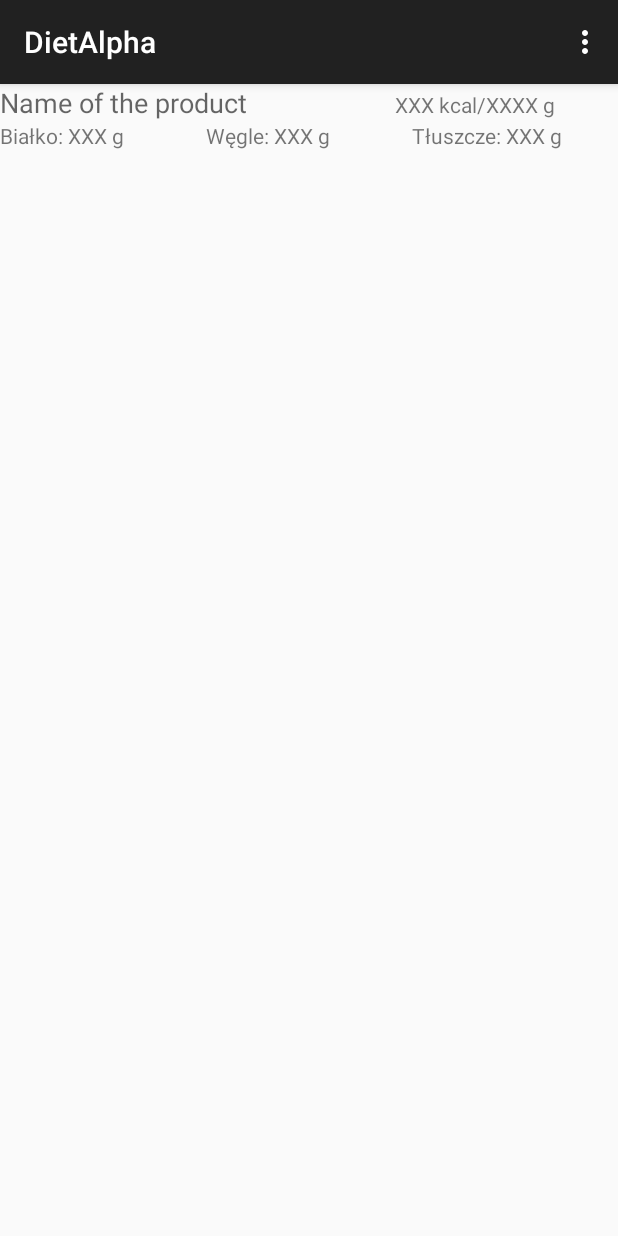
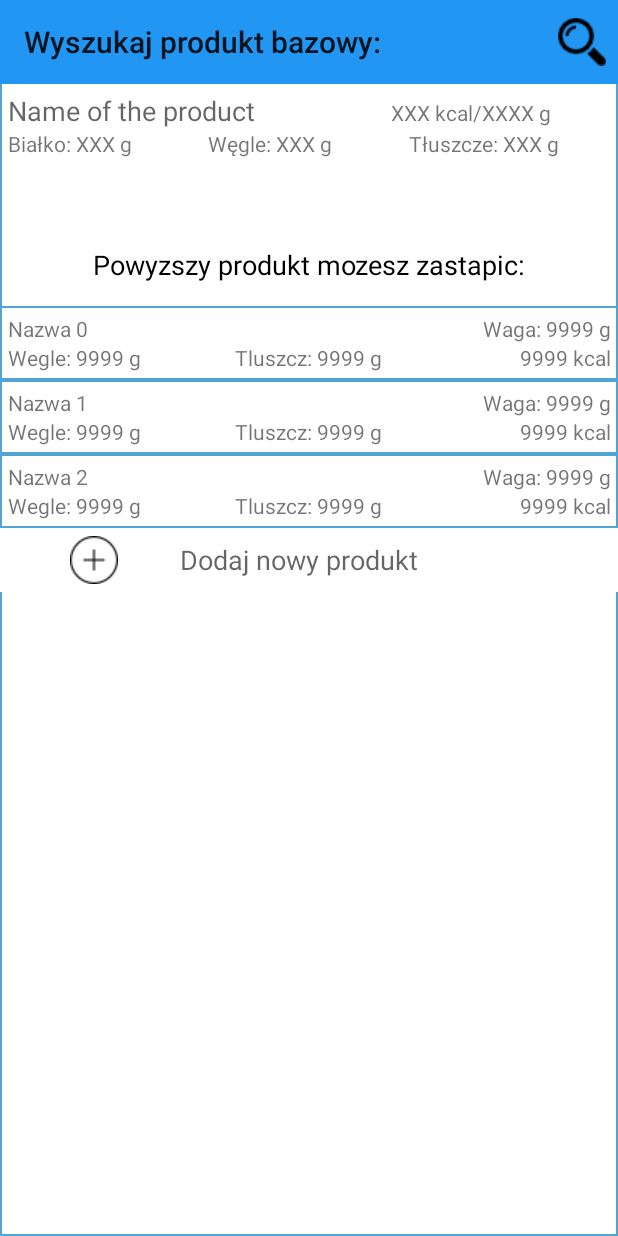
Before and after one commit to DorianOlympia/DietAlpha, an Android app: the screen it shows after launch (MainActivity), on a phone screen of 412 x 824 dp. Run offline under Robolectric (Android 15) with nearby library versions, the phone set to English and light mode, and no system bars.

Commit message:
implemented RecyclerView + basic data structures

```diff
--- a/app/src/main/AndroidManifest.xml
+++ b/app/src/main/AndroidManifest.xml
@@ -8,7 +8,7 @@
         android:label="@string/app_name"
         android:theme="@style/AppTheme" >
         <activity
-            android:name=".MainActivity"
+            android:name=".controller.MainActivity"
             android:label="@string/app_name" >
             <intent-filter>
                 <action android:name="android.intent.action.MAIN" />
--- a/app/src/main/java/com/example/dawid/dietalpha/MyRecyclerAdapter.java
+++ /dev/null
@@ -1,34 +0,0 @@
-package com.example.dawid.dietalpha;
-
-import android.support.v7.widget.RecyclerView;
-import android.view.View;
-import android.view.ViewGroup;
-
-/**
- * Created by Dawid on 2015-09-03.
- */
-public class MyRecyclerAdapter extends RecyclerView.Adapter<MyRecyclerAdapter.ViewHolder> {
-    @Override
-    public ViewHolder onCreateViewHolder(ViewGroup parent, int viewType) {
-        return null;
-    }
-
-    @Override
-    public void onBindViewHolder(ViewHolder holder, int position) {
-
-    }
-
-    @Override
-    public int getItemCount() {
-        return 0;
-    }
-
-    class ViewHolder extends RecyclerView.ViewHolder {
-
-
-
-        public ViewHolder(View itemView) {
-            super(itemView);
-        }
-    }
-}
--- a/app/src/main/java/com/example/dawid/dietalpha/MainActivity.java
+++ b/app/src/main/java/com/example/dawid/dietalpha/controller/MainActivity.java
@@ -1,17 +1,25 @@
-package com.example.dawid.dietalpha;
+package com.example.dawid.dietalpha.controller;
 
-import android.support.v7.app.ActionBarActivity;
 import android.os.Bundle;
 import android.support.v7.app.AppCompatActivity;
 import android.support.v7.widget.LinearLayoutManager;
 import android.support.v7.widget.RecyclerView;
+import android.support.v7.widget.Toolbar;
 import android.view.Menu;
 import android.view.MenuItem;
+import android.widget.Toast;
+
+import com.example.dawid.dietalpha.R;
+import com.example.dawid.dietalpha.model.ItemData;
+
+import java.util.ArrayList;
+import java.util.List;
 
 
 public class MainActivity extends AppCompatActivity {
 
     private RecyclerView mRecyclerView;
+    private Toolbar tbr;
 
     @Override
     protected void onCreate(Bundle savedInstanceState) {
@@ -20,7 +28,16 @@ public class MainActivity extends AppCompatActivity {
         mRecyclerView = (RecyclerView)findViewById(R.id.productRecycler);
         mRecyclerView.setHasFixedSize(true);
         mRecyclerView.setLayoutManager(new LinearLayoutManager(this));
-        mRecyclerView.setAdapter(new MyRecyclerAdapter());
+        ArrayList<ItemData> data = new ArrayList<>();
+        for(int i = 0; i < 3; ++i){
+            data.add(new ItemData("Nazwa " + i, "Waga: 9999 g", "Wegle: 9999 g", "Tluszcz: 9999 g", "9999 kcal"));
+        }
+        mRecyclerView.setAdapter(new MyRecyclerAdapter(data,this));
+
+        //TOOLBAR
+        tbr = (Toolbar)findViewById(R.id.toolbar);
+        tbr.setTitle("Wyszukaj produkt bazowy: ");
+        setSupportActionBar(tbr);
     }
 
     @Override
@@ -33,8 +50,8 @@ public class MainActivity extends AppCompatActivity {
     public boolean onOptionsItemSelected(MenuItem item) {
         int id = item.getItemId();
 
-        if (id == R.id.action_settings) {
-            return true;
+        if (id == R.id.action_search) {
+            Toast.makeText(this, "Kliknieto opcje wyszukaj produkt", Toast.LENGTH_SHORT);
         }
 
         return super.onOptionsItemSelected(item);
--- /dev/null
+++ b/app/src/main/java/com/example/dawid/dietalpha/controller/MyRecyclerAdapter.java
@@ -0,0 +1,119 @@
+package com.example.dawid.dietalpha.controller;
+
+import android.content.Context;
+import android.graphics.Bitmap;
+import android.graphics.BitmapFactory;
+import android.support.v7.widget.RecyclerView;
+import android.util.Log;
+import android.view.LayoutInflater;
+import android.view.View;
+import android.view.ViewGroup;
+import android.widget.ImageButton;
+import android.widget.TextView;
+
+import com.example.dawid.dietalpha.R;
+import com.example.dawid.dietalpha.model.ItemData;
+
+import org.w3c.dom.Text;
+
+import java.util.List;
+
+/**
+ * Created by Dawid on 2015-09-03.
+ */
+public class MyRecyclerAdapter extends RecyclerView.Adapter<MyRecyclerAdapter.ViewHolder> {
+    private List<ItemData> mData;
+    private LayoutInflater inflater;
+    private Context ctx;
+    private final int VIEW_FOOTER = 0;
+    private final int VIEW_ITEM = 1;
+
+    public MyRecyclerAdapter(List<ItemData> data, Context c){
+        mData = data;
+        ctx = c;
+        inflater = LayoutInflater.from(ctx);
+    }
+
+    @Override
+    public int getItemViewType(int position) {
+        return (position == mData.size())? VIEW_FOOTER : VIEW_ITEM;
+    }
+
+    @Override
+    public ViewHolder onCreateViewHolder(ViewGroup parent, int viewType) {
+        ViewHolder res = null;
+        if(viewType == VIEW_ITEM){
+            View r = inflater.inflate(R.layout.list_item, parent, false);
+            res = new ViewHolder(r, VIEW_ITEM);
+        }
+        else{
+            Log.d("TAG", "FOOTER CREATED");
+            View r = inflater.inflate(R.layout.list_footer, parent, false);
+            res = new ViewHolder(r, VIEW_FOOTER);
+        }
+        return res;
+    }
+
+    @Override
+    public void onBindViewHolder(ViewHolder holder, int position) {
+        if(position < mData.size()) {
+            ItemData tmp = mData.get(position);
+            Log.d("TAG", tmp.getName());
+            holder.setName(tmp.getName());
+            holder.setCarbo(tmp.getCarbo());
+            holder.setFat(tmp.getFat());
+            holder.setWeigth(tmp.getWeigth());
+            holder.setCal(tmp.getCal());
+        }
+    }
+
+    @Override
+    public int getItemCount() {
+        return mData.size() + 1;
+    }
+
+
+    class ViewHolder extends RecyclerView.ViewHolder {
+        private TextView name;
+        private TextView weigth;
+        private TextView carbo;
+        private TextView fat;
+        private TextView cal;
+
+        //footer
+        private ImageButton ibAdd;
+
+        public ViewHolder(View itemView, int viewType) {
+            super(itemView);
+            if (viewType == 1) {
+                name = (TextView) itemView.findViewById(R.id.tvName);
+                weigth = (TextView) itemView.findViewById(R.id.tvWeigth);
+                carbo = (TextView) itemView.findViewById(R.id.tvCarbo);
+                fat = (TextView) itemView.findViewById(R.id.tvFat);
+                cal = (TextView) itemView.findViewById(R.id.tvCal);
+            } else {
+                ibAdd = (ImageButton) itemView.findViewById(R.id.ibAdd);
+            }
+        }
+
+        public void setCal(String c){
+            if(cal != null)cal.setText(c);
+        }
+
+        public void setName(String name) {
+            if(this.name != null)this.name.setText(name);
+        }
+
+        public void setFat(String fat) {
+            if(this.fat != null)this.fat.setText(fat);
+        }
+
+        public void setWeigth(String weigth) {
+            if(this.weigth != null)this.weigth.setText(weigth);
+        }
+
+        public void setCarbo(String carbo) {
+            if(this.carbo != null)this.carbo.setText(carbo);
+        }
+    }
+}
--- /dev/null
+++ b/app/src/main/java/com/example/dawid/dietalpha/model/ItemData.java
@@ -0,0 +1,60 @@
+package com.example.dawid.dietalpha.model;
+
+/**
+ * Created by Dawid on 2015-09-04.
+ */
+public class ItemData {
+    private String name;
+    private String weigth;
+    private String carbo;
+    private String fat;
+    private String cal;
+
+    public ItemData(String name, String weigth, String carbo, String fat, String cal) {
+        this.name = name;
+        this.weigth = weigth;
+        this.carbo = carbo;
+        this.fat = fat;
+        this.cal = cal;
+    }
+
+    public String getCal() {
+        return cal;
+    }
+
+    public void setCal(String cal) {
+        this.cal = cal;
+    }
+
+    public String getName() {
+        return name;
+    }
+
+    public void setName(String name) {
+        this.name = name;
+    }
+
+    public String getWeigth() {
+        return weigth;
+    }
+
+    public void setWeigth(String weigth) {
+        this.weigth = weigth;
+    }
+
+    public String getCarbo() {
+        return carbo;
+    }
+
+    public void setCarbo(String carbo) {
+        this.carbo = carbo;
+    }
+
+    public String getFat() {
+        return fat;
+    }
+
+    public void setFat(String fat) {
+        this.fat = fat;
+    }
+}
--- /dev/null
+++ b/app/src/main/res/drawable/back.xml
@@ -0,0 +1,4 @@
+<shape xmlns:android="http://schemas.android.com/apk/res/android" android:shape="rectangle" >
+    <solid android:color="#ffffff" />
+    <stroke android:width="1dip" android:color="#4fa5d5"/>
+</shape>
--- a/app/src/main/res/layout/activity_main.xml
+++ b/app/src/main/res/layout/activity_main.xml
@@ -1,13 +1,22 @@
 <LinearLayout xmlns:android="http://schemas.android.com/apk/res/android"
     xmlns:tools="http://schemas.android.com/tools" android:layout_width="match_parent"
     android:layout_height="match_parent" tools:context=".MainActivity"
-    android:orientation="vertical">
+    android:orientation="vertical"
+    android:background="@drawable/back">
+
+
+    <include
+        android:layout_width="fill_parent"
+        android:layout_height="wrap_content"
+        layout="@layout/main_toolbar"
+        android:id="@+id/toolbar" />
 
     <LinearLayout
         android:orientation="vertical"
         android:layout_width="match_parent"
         android:layout_height="wrap_content"
-        android:layout_weight="1">
+        android:layout_weight="1"
+        android:padding="5dp">
 
         <LinearLayout
             android:orientation="horizontal"
@@ -65,11 +74,22 @@
 
     </LinearLayout>
 
+    <TextView
+        android:layout_width="match_parent"
+        android:layout_height="0dp"
+        android:textAppearance="?android:attr/textAppearanceMedium"
+        android:textColor="#000000"
+        android:text="Powyzszy produkt mozesz zastapic:"
+        android:id="@+id/textView"
+        android:layout_weight="1"
+        android:gravity="center"
+        android:layout_marginBottom="5dp" />
+
     <android.support.v7.widget.RecyclerView
         android:id="@+id/productRecycler"
         android:layout_width="match_parent"
         android:layout_height="0dp"
-        android:layout_weight="9">
+        android:layout_weight="14">
 
     </android.support.v7.widget.RecyclerView>
 
--- /dev/null
+++ b/app/src/main/res/layout/list_footer.xml
@@ -0,0 +1,34 @@
+<?xml version="1.0" encoding="utf-8"?>
+<LinearLayout xmlns:android="http://schemas.android.com/apk/res/android"
+    android:id="@+id/list_footer"
+    android:layout_width="match_parent"
+    android:layout_height="wrap_content"
+    android:orientation="vertical">
+
+    <LinearLayout
+        android:orientation="horizontal"
+        android:layout_width="match_parent"
+        android:layout_height="match_parent"
+        android:gravity="center_vertical"
+        android:background="@color/footer_color"
+        android:padding="5dp">
+
+        <ImageButton
+            android:id="@+id/ibAdd"
+            android:layout_width="0dp"
+            android:layout_height="wrap_content"
+            android:layout_gravity="center_horizontal"
+            android:background="@android:color/transparent"
+            android:src="@drawable/add121"
+            android:layout_weight="2" />
+
+        <TextView
+            android:layout_width="0dp"
+            android:layout_height="wrap_content"
+            android:textAppearance="?android:attr/textAppearanceMedium"
+            android:text="Dodaj nowy produkt"
+            android:id="@+id/textView2"
+            android:layout_weight="5"
+            android:gravity="left" />
+    </LinearLayout>
+</LinearLayout>
--- a/app/src/main/res/layout/list_item.xml
+++ b/app/src/main/res/layout/list_item.xml
@@ -1,13 +1,14 @@
 <?xml version="1.0" encoding="utf-8"?>
 <LinearLayout xmlns:android="http://schemas.android.com/apk/res/android"
-    android:orientation="vertical" android:layout_width="match_parent"
-    android:layout_height="match_parent">
+    android:orientation="vertical" android:layout_width="fill_parent"
+    android:layout_height="wrap_content">
 
     <LinearLayout
         android:orientation="vertical"
         android:layout_width="match_parent"
         android:layout_height="wrap_content"
-        android:padding="3dp">
+        android:padding="5dp"
+        android:background="@drawable/back">
 
         <LinearLayout
             android:orientation="horizontal"
@@ -17,18 +18,17 @@
             <TextView
                 android:layout_width="0dp"
                 android:layout_height="wrap_content"
-                android:textAppearance="?android:attr/textAppearanceMedium"
                 android:text="NAME OF FOOD"
-                android:id="@+id/textView"
+                android:id="@+id/tvName"
                 android:layout_weight="2" />
 
             <TextView
                 android:layout_width="0dp"
                 android:layout_height="wrap_content"
-                android:textAppearance="?android:attr/textAppearanceMedium"
                 android:text="XXXX gram"
-                android:id="@+id/textView2"
-                android:layout_weight="1" />
+                android:id="@+id/tvWeigth"
+                android:layout_weight="1"
+                android:gravity="right" />
 
         </LinearLayout>
 
@@ -41,23 +41,25 @@
                 android:layout_width="0dp"
                 android:layout_height="wrap_content"
                 android:text="Węgle: XXXXX"
-                android:id="@+id/textView4"
-                android:layout_weight="1" />
+                android:id="@+id/tvCarbo"
+                android:layout_weight="1"
+                android:gravity="left" />
 
             <TextView
                 android:layout_width="0dp"
                 android:layout_height="wrap_content"
                 android:text="Tłuszcze: XXXXX"
-                android:id="@+id/textView5"
-                android:layout_weight="1" />
+                android:id="@+id/tvFat"
+                android:layout_weight="1"
+                android:gravity="center" />
 
             <TextView
                 android:layout_width="0dp"
                 android:layout_height="wrap_content"
-                android:textAppearance="?android:attr/textAppearanceMedium"
                 android:text="XXXX kcal"
-                android:id="@+id/textView3"
-                android:layout_weight="1" />
+                android:id="@+id/tvCal"
+                android:layout_weight="1"
+                android:gravity="right" />
         </LinearLayout>
     </LinearLayout>
 
--- /dev/null
+++ b/app/src/main/res/layout/main_toolbar.xml
@@ -0,0 +1,8 @@
+<android.support.v7.widget.Toolbar
+    android:id="@+id/mainToolbar"
+    android:minHeight="?attr/actionBarSize"
+    android:background="#2196F3"
+    android:layout_width="match_parent"
+    android:layout_height="wrap_content"
+    xmlns:android="http://schemas.android.com/apk/res/android">
+</android.support.v7.widget.Toolbar>
--- a/app/src/main/res/menu/menu_main.xml
+++ b/app/src/main/res/menu/menu_main.xml
@@ -1,6 +1,8 @@
 <menu xmlns:android="http://schemas.android.com/apk/res/android"
     xmlns:app="http://schemas.android.com/apk/res-auto"
     xmlns:tools="http://schemas.android.com/tools" tools:context=".MainActivity">
-    <item android:id="@+id/action_settings" android:title="@string/action_settings"
-        android:orderInCategory="100" app:showAsAction="never" />
+
+    <item android:id="@+id/action_search" android:title="@string/action_settings"
+        android:orderInCategory="100" app:showAsAction="always"
+        android:icon="@drawable/magnifier13"/>
 </menu>
--- a/app/src/main/res/values/strings.xml
+++ b/app/src/main/res/values/strings.xml
@@ -3,4 +3,6 @@
 
     <string name="hello_world">Hello world!</string>
     <string name="action_settings">Settings</string>
+
+    <color name="footer_color">#FFFFFF</color>
 </resources>
--- a/app/src/main/res/values/styles.xml
+++ b/app/src/main/res/values/styles.xml
@@ -1,7 +1,7 @@
 <resources>
 
     <!-- Base application theme. -->
-    <style name="AppTheme" parent="Theme.AppCompat.Light.DarkActionBar">
+    <style name="AppTheme" parent="Theme.AppCompat.Light.NoActionBar">
         <!-- Customize your theme here. -->
     </style>
 
```
Also changed, not shown: app/src/main/res/drawable/add121.png (added), app/src/main/res/drawable/add73.png (added), app/src/main/res/drawable/magnifier13.png (added).
